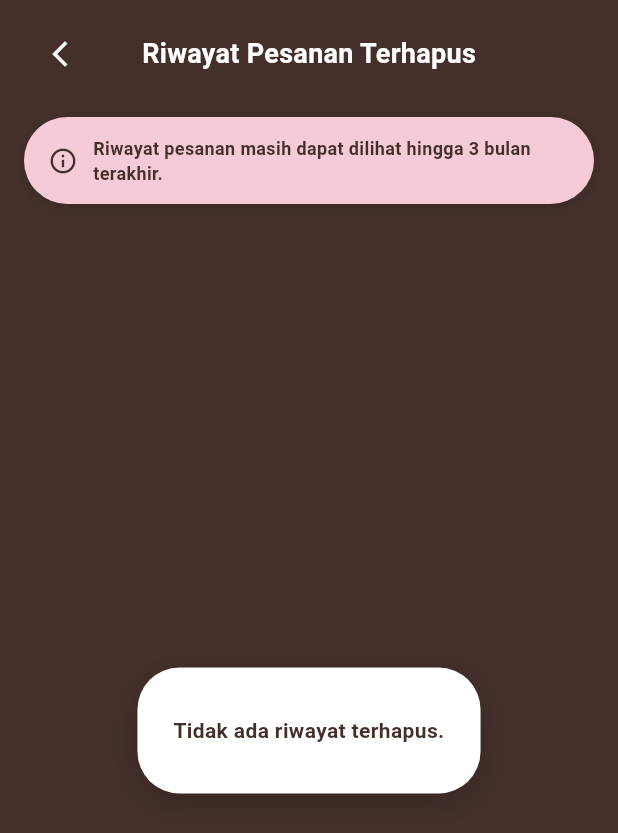
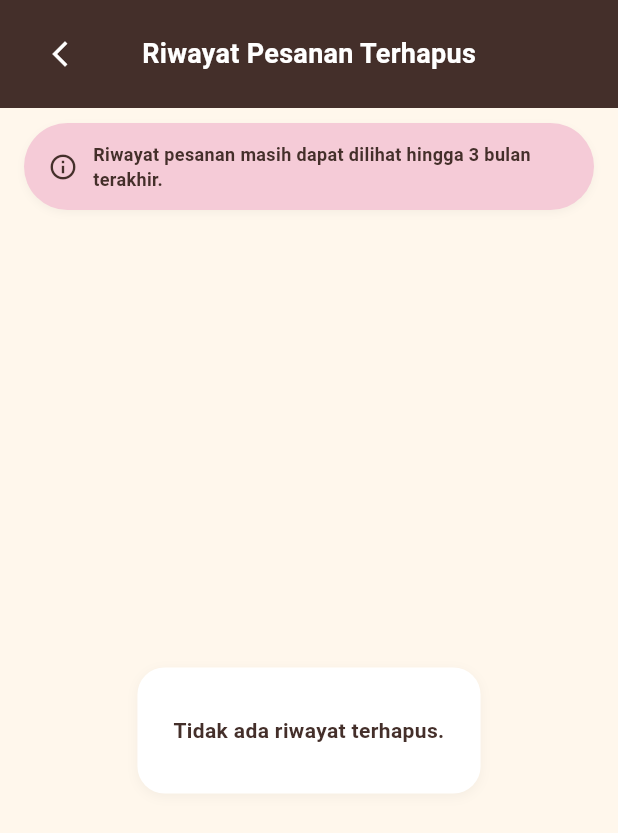
Before and after one commit to nomoufco-dev/naegablev2, a Flutter app: the DeletedHistoryScreen screen opened by its route, on a phone screen of 412 x 824 dp. Shown: the top 833 px of the screen. Run offline on Flutter 3.47's test engine with Material 3 defaults, Android fonts, the phone set to English and light mode, and no system bars; our stand-ins replace flutter_riverpod, go_router, sqflite; accounts and stored records are empty.

Commit message:
fix: tombol sampah AppBar di OrderListScreen & selaraskan DeletedHistoryScreen dengan Figma

```diff
--- a/lib/features/history/presentation/screens/deleted_history_screen.dart
+++ b/lib/features/history/presentation/screens/deleted_history_screen.dart
@@ -10,8 +10,9 @@ import '../../../../core/utils/date_formatter.dart';
 enum DeletedHistoryMode { orders, transactions }
 
 /// Layar Riwayat Pesanan Terhapus & Riwayat Transaksi Terhapus Naegablé Bakehaus
-/// Ditata dengan nuansa visual LoginScreen (Background cokelat AppColors.primary,
-/// kartu putih rounded 28.0, chip blush #F5CBD7 rounded-full).
+/// Ditata sesuai spesifikasi visual Figma (DESIGN_SPEC_FIGMA.md):
+/// Background Cream #FFF7EC (AppColors.cream), Header Cokelat Tua #442F2A (AppColors.primary),
+/// Banner Info Pink Blush #F5CBD7, Kartu Putih #FFFFFF rounded 18.0, Total Hijau #2E9E5B.
 class DeletedHistoryScreen extends ConsumerStatefulWidget {
   const DeletedHistoryScreen({
     super.key,
@@ -47,12 +48,13 @@ class _DeletedHistoryScreenState extends ConsumerState<DeletedHistoryScreen> {
         : 'Riwayat Transaksi Terhapus';
 
     return Scaffold(
-      backgroundColor: AppColors.primary,
+      backgroundColor: AppColors.cream,
       body: SafeArea(
         child: Column(
           children: [
-            // Header Top Bar Cokelat Tua (AppColors.primary)
-            Padding(
+            // Header Top Bar Cokelat Tua (AppColors.primary #442F2A)
+            Container(
+              color: AppColors.primary,
               padding: const EdgeInsets.fromLTRB(16.0, 12.0, 16.0, 12.0),
               child: Stack(
                 alignment: Alignment.center,
@@ -93,7 +95,7 @@ class _DeletedHistoryScreenState extends ConsumerState<DeletedHistoryScreen> {
             Container(
               width: double.infinity,
               margin:
-                  const EdgeInsets.symmetric(horizontal: 16.0, vertical: 6.0),
+                  const EdgeInsets.symmetric(horizontal: 16.0, vertical: 10.0),
               padding: const EdgeInsets.symmetric(
                   horizontal: 16.0, vertical: 12.0),
               decoration: BoxDecoration(
@@ -101,8 +103,8 @@ class _DeletedHistoryScreenState extends ConsumerState<DeletedHistoryScreen> {
                 borderRadius: BorderRadius.circular(9999),
                 boxShadow: const [
                   BoxShadow(
-                    color: Color(0x1F000000),
-                    blurRadius: 6.0,
+                    color: Color(0x0A000000),
+                    blurRadius: 4.0,
                     offset: Offset(0, 2),
                   ),
                 ],
@@ -125,7 +127,6 @@ class _DeletedHistoryScreenState extends ConsumerState<DeletedHistoryScreen> {
                 ],
               ),
             ),
-            const SizedBox(height: 8.0),
 
             // Konten Daftar Riwayat Terhapus (FutureBuilder)
             Expanded(
@@ -135,13 +136,12 @@ class _DeletedHistoryScreenState extends ConsumerState<DeletedHistoryScreen> {
                   if (snapshot.connectionState == ConnectionState.waiting) {
                     return const Center(
                       child: CircularProgressIndicator(
-                          color: AppColors.surfaceWhite),
+                          color: AppColors.primary),
                     );
                   }
 
                   final orders = snapshot.data ?? [];
-                  // HAPUS logika mock: hanya tampilkan order yang benar-benar status cancelled
-                  // DAN belum kedaluwarsa 3 bulan (pakai updatedAt ?? createdAt)
+                  // Tampilkan order yang cancelled DAN belum kedaluwarsa 3 bulan
                   final deletedItems = orders.where((o) {
                     if (o.orderStatus != 'cancelled') return false;
                     final deleteTime = o.updatedAt ?? o.createdAt;
@@ -159,12 +159,12 @@ class _DeletedHistoryScreenState extends ConsumerState<DeletedHistoryScreen> {
                         ),
                         decoration: BoxDecoration(
                           color: AppColors.surfaceWhite,
-                          borderRadius: BorderRadius.circular(28.0),
+                          borderRadius: BorderRadius.circular(18.0),
                           boxShadow: const [
                             BoxShadow(
-                              color: Color(0x2B000000),
-                              blurRadius: 16.0,
-                              offset: Offset(0, 6),
+                              color: Color(0x0A000000),
+                              blurRadius: 6.0,
+                              offset: Offset(0, 2),
                             ),
                           ],
                         ),
@@ -185,7 +185,7 @@ class _DeletedHistoryScreenState extends ConsumerState<DeletedHistoryScreen> {
                     padding: const EdgeInsets.fromLTRB(16.0, 4.0, 16.0, 32.0),
                     itemCount: deletedItems.length,
                     separatorBuilder: (context, index) =>
-                        const SizedBox(height: 14.0),
+                        const SizedBox(height: 12.0),
                     itemBuilder: (context, index) {
                       final item = deletedItems[index];
                       final isExpanded = _expandedIds.contains(item.id);
@@ -196,16 +196,16 @@ class _DeletedHistoryScreenState extends ConsumerState<DeletedHistoryScreen> {
                       return Container(
                         decoration: BoxDecoration(
                           color: AppColors.surfaceWhite,
-                          borderRadius: BorderRadius.circular(28.0),
+                          borderRadius: BorderRadius.circular(18.0),
                           boxShadow: const [
                             BoxShadow(
-                              color: Color(0x2B000000),
-                              blurRadius: 16.0,
-                              offset: Offset(0, 6),
+                              color: Color(0x0A000000),
+                              blurRadius: 6.0,
+                              offset: Offset(0, 2),
                             ),
                           ],
                         ),
-                        padding: const EdgeInsets.all(20.0),
+                        padding: const EdgeInsets.all(16.0),
                         child: Column(
                           crossAxisAlignment: CrossAxisAlignment.start,
                           children: [
@@ -265,7 +265,7 @@ class _DeletedHistoryScreenState extends ConsumerState<DeletedHistoryScreen> {
                               style: const TextStyle(
                                 fontSize: 16.0,
                                 fontWeight: FontWeight.bold,
-                                color: AppColors.primary,
+                                color: AppColors.noir,
                               ),
                             ),
                             const SizedBox(height: 2.0),
--- a/lib/features/orders/presentation/screens/order_list_screen.dart
+++ b/lib/features/orders/presentation/screens/order_list_screen.dart
@@ -228,6 +228,7 @@ class _OrderListScreenState extends ConsumerState<OrderListScreen> {
         ),
         actions: [
           IconButton(
+            key: const Key('trash_button'),
             icon: const Icon(Icons.delete_outline, color: AppColors.surfaceWhite),
             tooltip: 'Riwayat Pesanan Terhapus',
             onPressed: () => context.push('/deleted-orders'),
```
Also changed, not shown: 1 other file.
